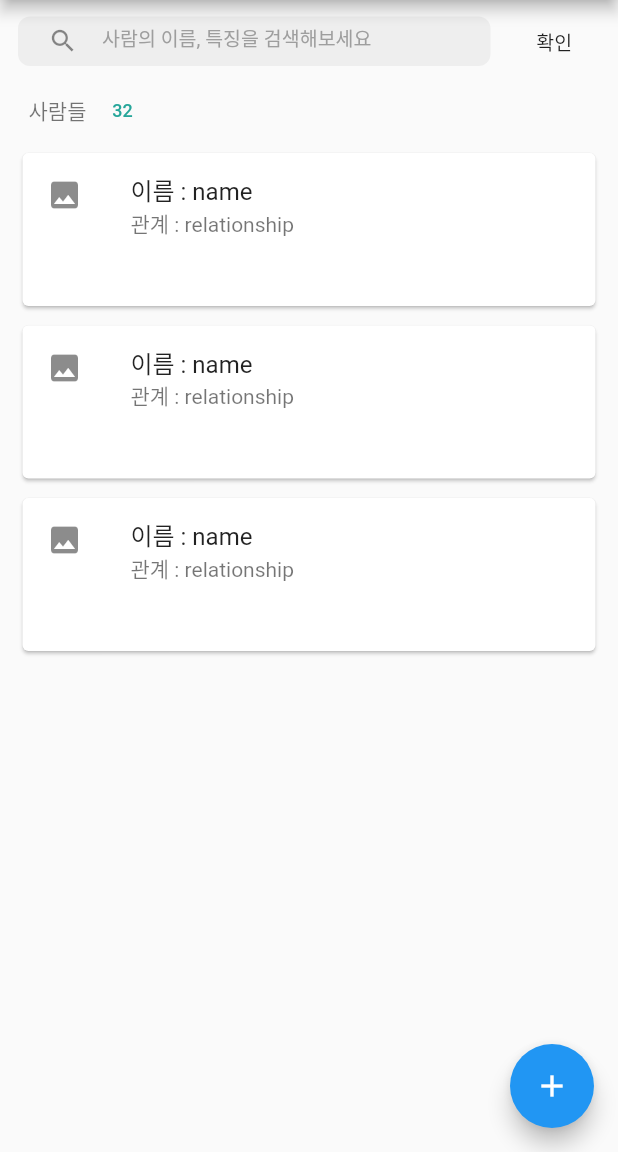
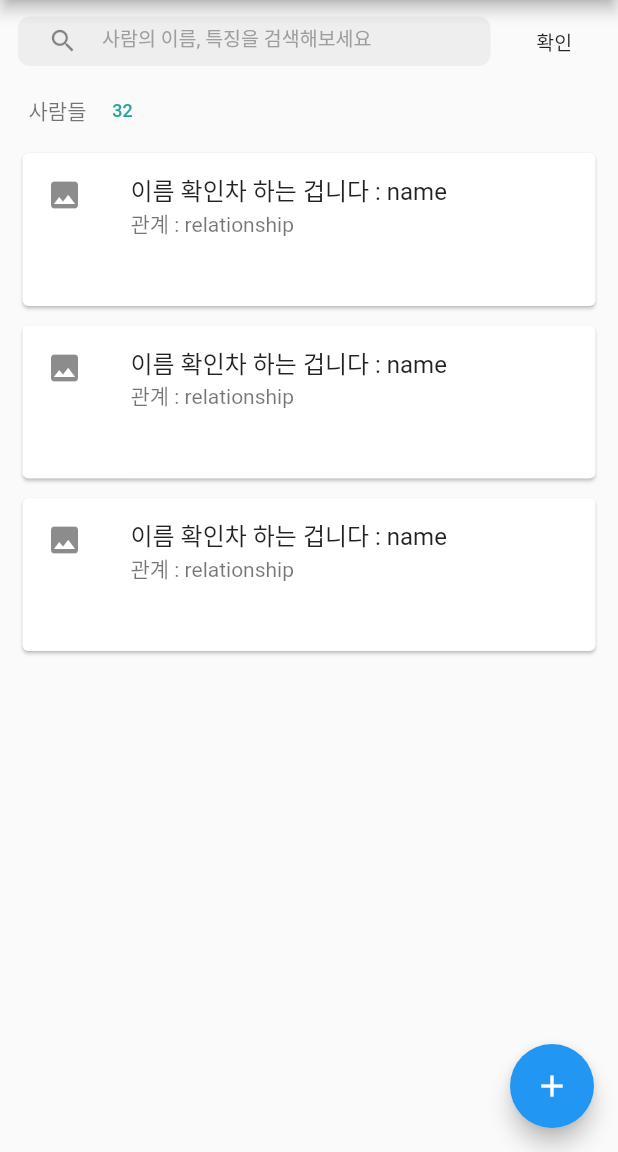
Before and after one commit to Semodrug/FACE_U, a Flutter app: the screen it shows after launch, on a phone screen of 412 x 824 dp, the part 84-1236 px from its top. Run offline on Flutter 3.47's test engine with Material 2 defaults, Android fonts, the phone set to English and light mode, and no system bars; Roboto replaces fonts that are missing (Hind).

```diff
--- a/lib/home.dart
+++ b/lib/home.dart
@@ -154,7 +154,7 @@ class _ListCardsState extends State<ListCards> {
             children: <Widget>[
               ListTile(
                 leading: Icon(Icons.image),
-                title: Text("이름 : ${widget.name}"),
+                title: Text("이름 확인차 하는 겁니다 : ${widget.name}"),
                 subtitle: Text("관계 : ${widget.relationship}"),
               ),
             ],
```
